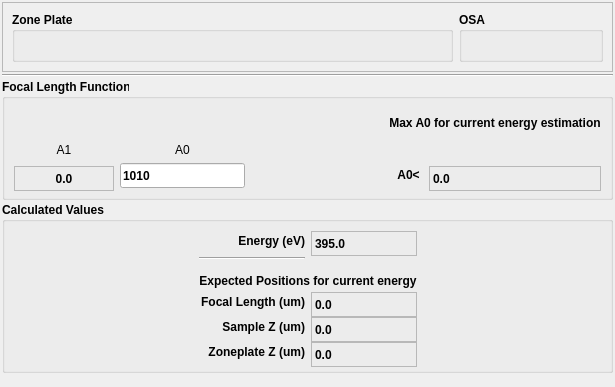
This is cls/applications/pyStxm/preferences/focusAndZoneplateParms/focusAndZoneplateParms.ui in Canadian-Light-Source/pyStxm as Qt 5 draws it before an edit. The edited form follows.
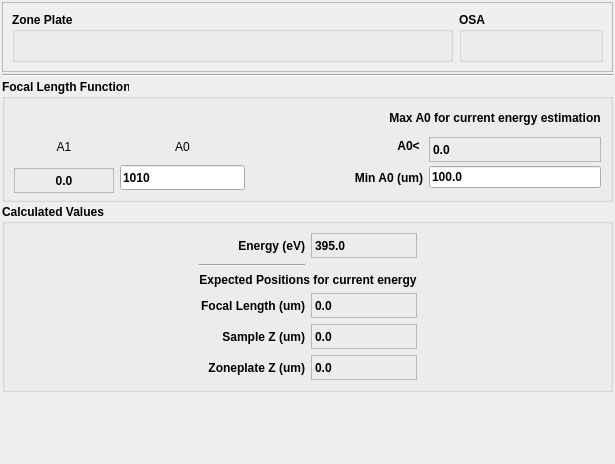
This is the edited form.

Commit message: added a soft limit for A0

Patch:
```diff
--- a/cls/applications/pyStxm/preferences/focusAndZoneplateParms/focusAndZoneplateParms.ui
+++ b/cls/applications/pyStxm/preferences/focusAndZoneplateParms/focusAndZoneplateParms.ui
@@ -7,7 +7,7 @@
     <x>0</x>
     <y>0</y>
     <width>615</width>
-    <height>387</height>
+    <height>464</height>
    </rect>
   </property>
   <property name="windowTitle">
@@ -40,7 +40,7 @@
         <x>0</x>
         <y>0</y>
         <width>609</width>
-        <height>57</height>
+        <height>68</height>
        </rect>
       </property>
       <layout class="QVBoxLayout" name="verticalLayout_2">
@@ -164,22 +164,25 @@
       </item>
       <item>
        <layout class="QGridLayout" name="gridLayout">
-        <item row="0" column="2">
-         <widget class="QLabel" name="label_2">
+        <item row="1" column="0">
+         <widget class="QLabel" name="a1FbkLbl">
           <property name="minimumSize">
            <size>
-            <width>70</width>
-            <height>0</height>
+            <width>100</width>
+            <height>25</height>
            </size>
           </property>
-          <property name="font">
-           <font>
-            <weight>50</weight>
-            <bold>false</bold>
-           </font>
+          <property name="maximumSize">
+           <size>
+            <width>100</width>
+            <height>18</height>
+           </size>
+          </property>
+          <property name="frameShape">
+           <enum>QFrame::StyledPanel</enum>
           </property>
           <property name="text">
-           <string>A0</string>
+           <string>0.0</string>
           </property>
           <property name="alignment">
            <set>Qt::AlignCenter</set>
@@ -205,59 +208,6 @@
           </property>
          </widget>
         </item>
-        <item row="1" column="0">
-         <widget class="QLabel" name="a1FbkLbl">
-          <property name="minimumSize">
-           <size>
-            <width>100</width>
-            <height>25</height>
-           </size>
-          </property>
-          <property name="maximumSize">
-           <size>
-            <width>100</width>
-            <height>18</height>
-           </size>
-          </property>
-          <property name="frameShape">
-           <enum>QFrame::StyledPanel</enum>
-          </property>
-          <property name="text">
-           <string>0.0</string>
-          </property>
-          <property name="alignment">
-           <set>Qt::AlignCenter</set>
-          </property>
-         </widget>
-        </item>
-        <item row="1" column="4">
-         <widget class="QLabel" name="a0MaxFbkLbl">
-          <property name="minimumSize">
-           <size>
-            <width>0</width>
-            <height>25</height>
-           </size>
-          </property>
-          <property name="maximumSize">
-           <size>
-            <width>16777215</width>
-            <height>18</height>
-           </size>
-          </property>
-          <property name="font">
-           <font>
-            <weight>75</weight>
-            <bold>true</bold>
-           </font>
-          </property>
-          <property name="frameShape">
-           <enum>QFrame::StyledPanel</enum>
-          </property>
-          <property name="text">
-           <string>0.0</string>
-          </property>
-         </widget>
-        </item>
         <item row="0" column="0">
          <widget class="QLabel" name="label">
           <property name="minimumSize">
@@ -280,7 +230,7 @@
           </property>
          </widget>
         </item>
-        <item row="1" column="3">
+        <item row="0" column="4">
          <widget class="QLabel" name="label_9">
           <property name="minimumSize">
            <size>
@@ -296,6 +246,79 @@
           </property>
          </widget>
         </item>
+        <item row="0" column="2">
+         <widget class="QLabel" name="label_2">
+          <property name="minimumSize">
+           <size>
+            <width>70</width>
+            <height>0</height>
+           </size>
+          </property>
+          <property name="font">
+           <font>
+            <weight>50</weight>
+            <bold>false</bold>
+           </font>
+          </property>
+          <property name="text">
+           <string>A0</string>
+          </property>
+          <property name="alignment">
+           <set>Qt::AlignCenter</set>
+          </property>
+         </widget>
+        </item>
+        <item row="0" column="5">
+         <widget class="QLabel" name="a0MaxFbkLbl">
+          <property name="minimumSize">
+           <size>
+            <width>0</width>
+            <height>25</height>
+           </size>
+          </property>
+          <property name="maximumSize">
+           <size>
+            <width>16777215</width>
+            <height>18</height>
+           </size>
+          </property>
+          <property name="font">
+           <font>
+            <weight>75</weight>
+            <bold>true</bold>
+           </font>
+          </property>
+          <property name="frameShape">
+           <enum>QFrame::StyledPanel</enum>
+          </property>
+          <property name="text">
+           <string>0.0</string>
+          </property>
+         </widget>
+        </item>
+        <item row="1" column="4">
+         <widget class="QLabel" name="label_10">
+          <property name="text">
+           <string>Min A0 (um)</string>
+          </property>
+          <property name="alignment">
+           <set>Qt::AlignRight|Qt::AlignTrailing|Qt::AlignVCenter</set>
+          </property>
+         </widget>
+        </item>
+        <item row="1" column="5">
+         <widget class="QLineEdit" name="minA0Fld">
+          <property name="sizePolicy">
+           <sizepolicy hsizetype="Preferred" vsizetype="Fixed">
+            <horstretch>0</horstretch>
+            <verstretch>0</verstretch>
+           </sizepolicy>
+          </property>
+          <property name="text">
+           <string>100.0</string>
+          </property>
+         </widget>
+        </item>
        </layout>
       </item>
      </layout>
@@ -380,7 +403,7 @@
           <property name="minimumSize">
            <size>
             <width>0</width>
-            <height>30</height>
+            <height>0</height>
            </size>
           </property>
           <property name="font">
```
The commit also changes 2 other files.
